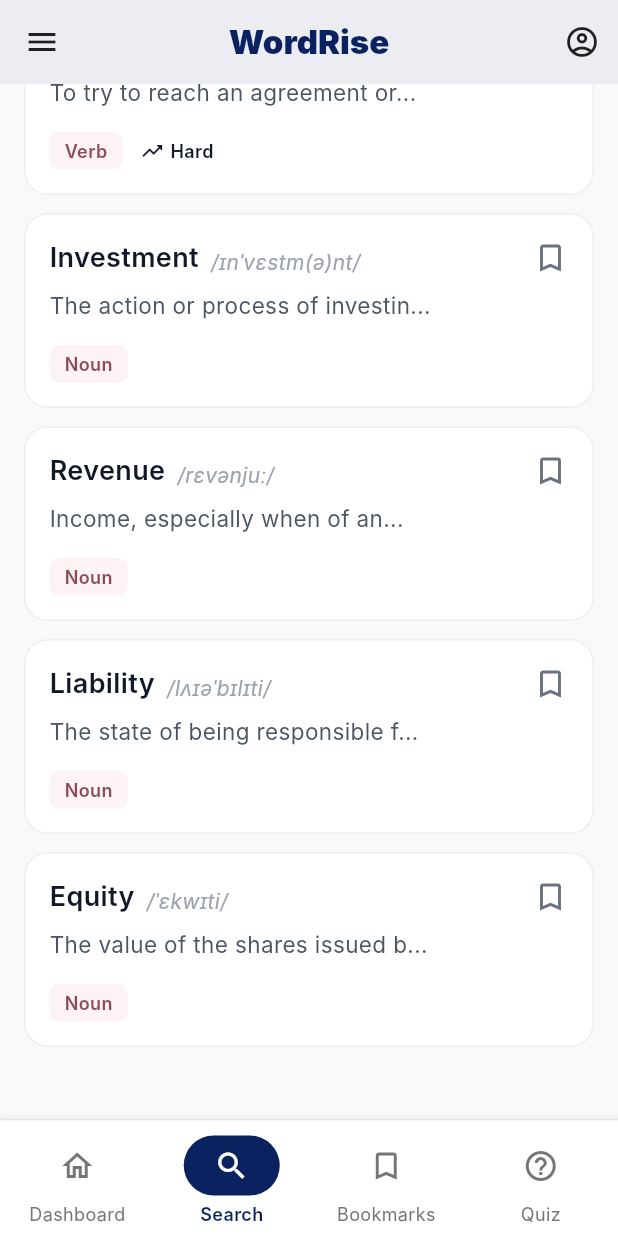
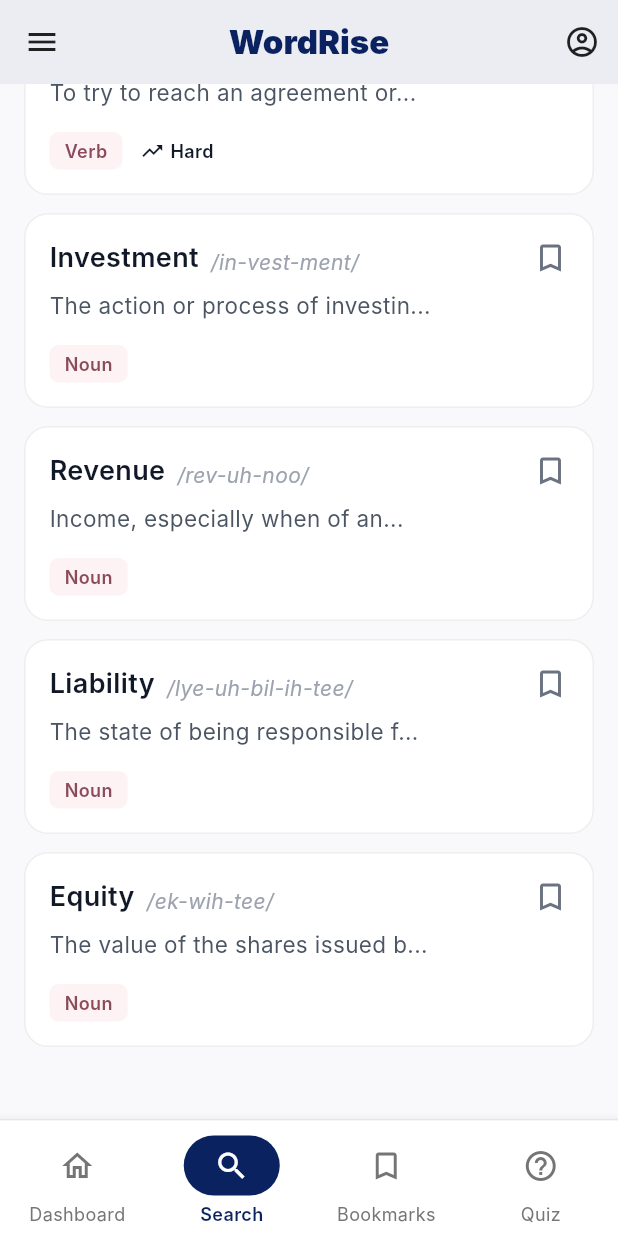
Before and after one commit to toyyibahnovianti-pixel/tugas_uas_mobile-programming, a Flutter app: the screen it shows after launch, scrolled down 474 dp, on a phone screen of 412 x 824 dp. Run offline on Flutter 3.47's test engine with Material 3 defaults, Android fonts, the phone set to English and light mode, and no system bars; Roboto replaces fonts that are missing (Inter).

Commit message:
mengubah vocabulary list di main.dart

```diff
--- a/lib/main.dart
+++ b/lib/main.dart
@@ -398,32 +398,32 @@ class HomeScreen extends StatelessWidget {
             // Vocabulary List
             _buildWordCard(
               word: 'Negotiate',
-              pronunciation: '/nɪˈɡəʊʃɪeɪt/',
+              pronunciation: '/ni-go-shee-ate/',
               definition: 'To try to reach an agreement or...',
               type: 'Verb',
               difficulty: 'Hard',
             ),
             _buildWordCard(
               word: 'Investment',
-              pronunciation: '/ɪnˈvɛstm(ə)nt/',
+              pronunciation: '/in-vest-ment/',
               definition: 'The action or process of investin...',
               type: 'Noun',
             ),
             _buildWordCard(
               word: 'Revenue',
-              pronunciation: '/rɛvənjuː/',
+              pronunciation: '/rev-uh-noo/',
               definition: 'Income, especially when of an...',
               type: 'Noun',
             ),
             _buildWordCard(
               word: 'Liability',
-              pronunciation: '/lʌɪəˈbɪlɪti/',
+              pronunciation: '/lye-uh-bil-ih-tee/',
               definition: 'The state of being responsible f...',
               type: 'Noun',
             ),
             _buildWordCard(
               word: 'Equity',
-              pronunciation: '/ˈɛkwɪti/',
+              pronunciation: '/ek-wih-tee/',
               definition: 'The value of the shares issued b...',
               type: 'Noun',
             ),
```
